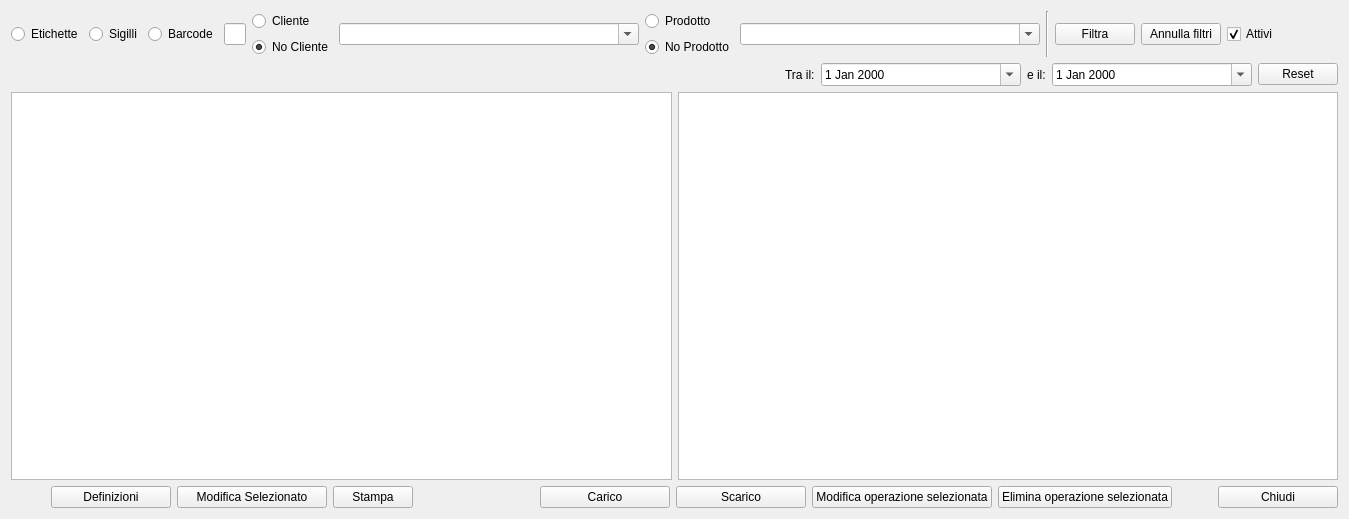
Before: the Qt Designer form ftoverview.ui in fblabs/CLTags, drawn with Qt 5.
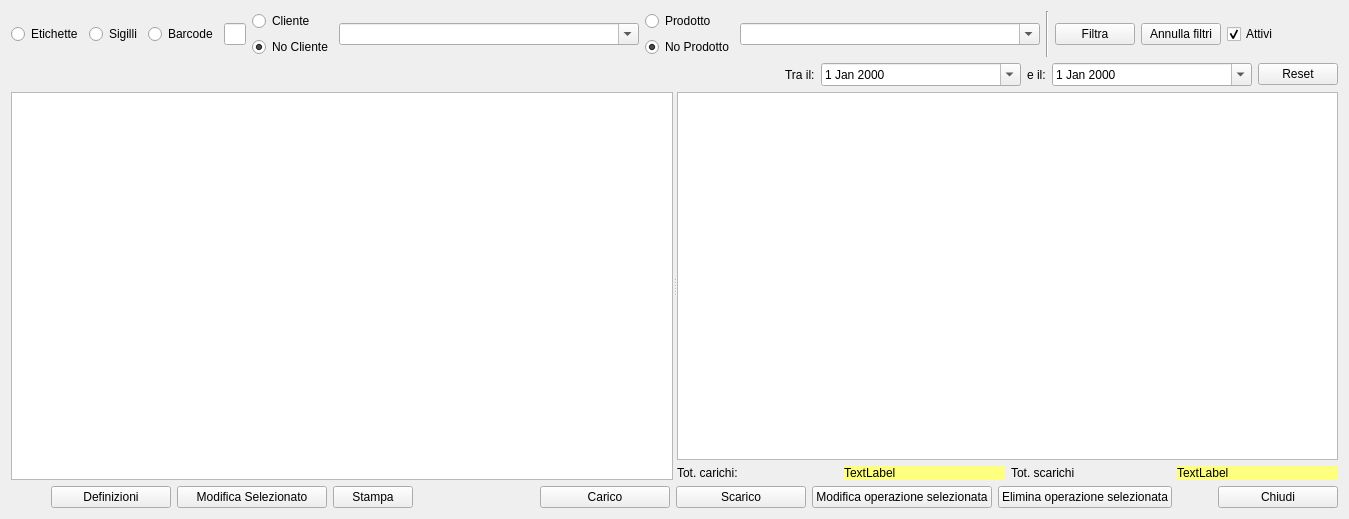
After: the same form once the commit is applied. Icons and pictures are not drawn.

```diff
--- a/ftoverview.ui
+++ b/ftoverview.ui
@@ -17,7 +17,7 @@
    <iconset resource="resources.qrc">
     <normaloff>:/resources/icons/8644322_graphic_chart_graph_bam_icon (1).png</normaloff>:/resources/icons/8644322_graphic_chart_graph_bam_icon (1).png</iconset>
   </property>
-  <layout class="QVBoxLayout" name="verticalLayout_3">
+  <layout class="QVBoxLayout" name="verticalLayout_4">
    <item>
     <layout class="QHBoxLayout" name="horizontalLayout_3">
      <item>
@@ -276,8 +276,10 @@
     </layout>
    </item>
    <item>
-    <layout class="QHBoxLayout" name="horizontalLayout_6">
-     <item>
+    <widget class="QSplitter" name="splitter">
+     <property name="orientation">
+      <enum>Qt::Horizontal</enum>
+     </property>
       <widget class="QTableView" name="tvTags">
        <property name="minimumSize">
         <size>
@@ -320,7 +322,8 @@
         <bool>false</bool>
        </attribute>
       </widget>
-     </item>
+     <widget class="QWidget" name="">
+      <layout class="QVBoxLayout" name="verticalLayout_3">
      <item>
       <widget class="QTableView" name="tvTags_mov">
        <property name="minimumSize">
@@ -361,7 +364,47 @@
        </attribute>
       </widget>
      </item>
-    </layout>
+       <item>
+        <layout class="QGridLayout" name="gridLayout_2">
+         <item row="0" column="0">
+          <widget class="QLabel" name="label_3">
+           <property name="text">
+            <string>Tot. carichi:</string>
+           </property>
+          </widget>
+         </item>
+         <item row="0" column="1">
+          <widget class="QLabel" name="lb_tot_carico">
+           <property name="styleSheet">
+            <string notr="true">background-color: rgb(255, 255, 127);</string>
+           </property>
+           <property name="text">
+            <string>TextLabel</string>
+           </property>
+          </widget>
+         </item>
+         <item row="0" column="2">
+          <widget class="QLabel" name="label_5">
+           <property name="text">
+            <string>Tot. scarichi</string>
+           </property>
+          </widget>
+         </item>
+         <item row="0" column="3">
+          <widget class="QLabel" name="lb_tot_scarico">
+           <property name="styleSheet">
+            <string notr="true">background-color: rgb(255, 255, 127);</string>
+           </property>
+           <property name="text">
+            <string>TextLabel</string>
+           </property>
+          </widget>
+         </item>
+        </layout>
+       </item>
+      </layout>
+     </widget>
+    </widget>
    </item>
    <item>
     <layout class="QHBoxLayout" name="horizontalLayout_5">
```
Lines whose indentation alone changed are shown as unchanged.
